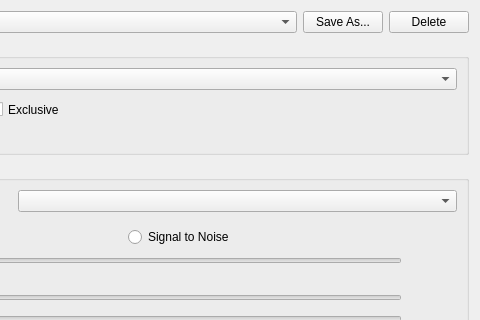
This is src/mumble/AudioInput.ui in d3adb5/mumble as Qt 5 draws it before an edit; both pictures show x 231 to 711 and y 0 to 320 of the 711 by 1012 pixel window. The edited form follows.
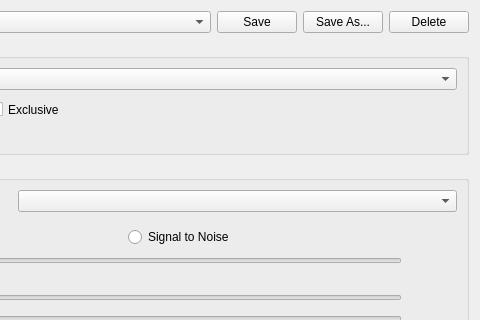
This is the edited form. Custom widgets are drawn as their Qt base class.

Commit message:
feat: add a Save button to update the selected input profile
Add a "Save" button to the input profile bar, between the dropdown and
"Save As...". It snapshots the current dialog controls into the currently
selected profile in place, so the user no longer has to apply settings
before updating a profile. The button is disabled whenever no profile is
selected (the placeholder entry), mirroring the "Delete" button.

What changed in the file:
```diff
--- a/src/mumble/AudioInput.ui
+++ b/src/mumble/AudioInput.ui
@@ -42,6 +42,16 @@
        </property>
       </widget>
      </item>
+     <item>
+      <widget class="QPushButton" name="qpbInputProfileSave">
+       <property name="toolTip">
+        <string>Update the selected profile with the current input settings</string>
+       </property>
+       <property name="text">
+        <string>Save</string>
+       </property>
+      </widget>
+     </item>
      <item>
       <widget class="QPushButton" name="qpbInputProfileSaveAs">
        <property name="toolTip">
```
Left out of the diff: 1 changed line with no effect on the pictures. The commit also changes 2 other files.
